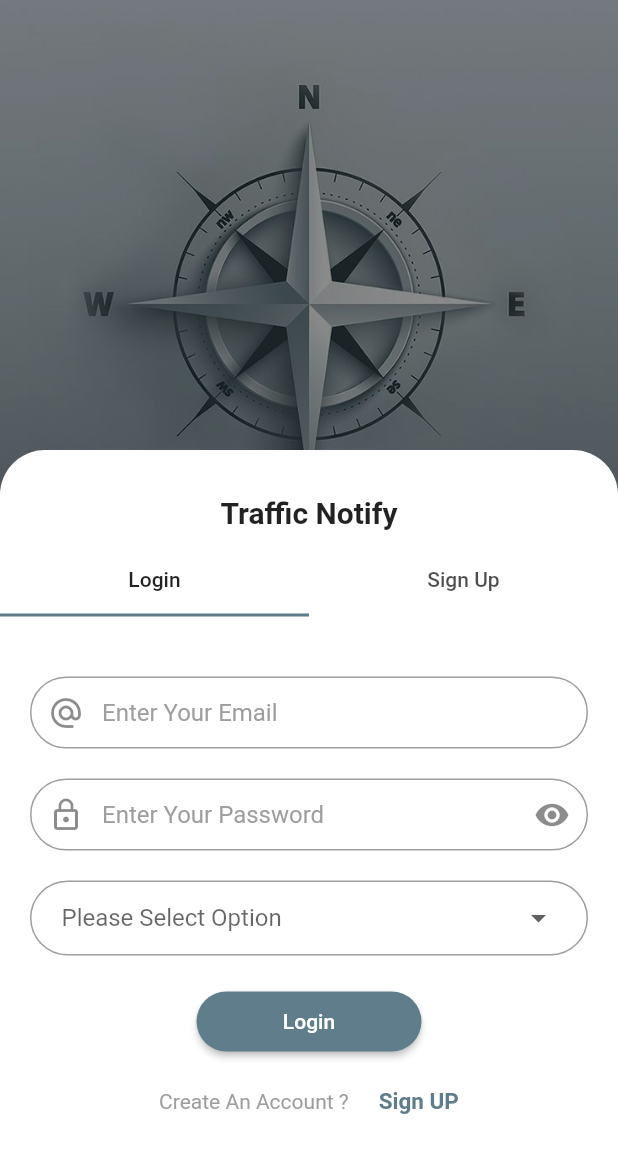
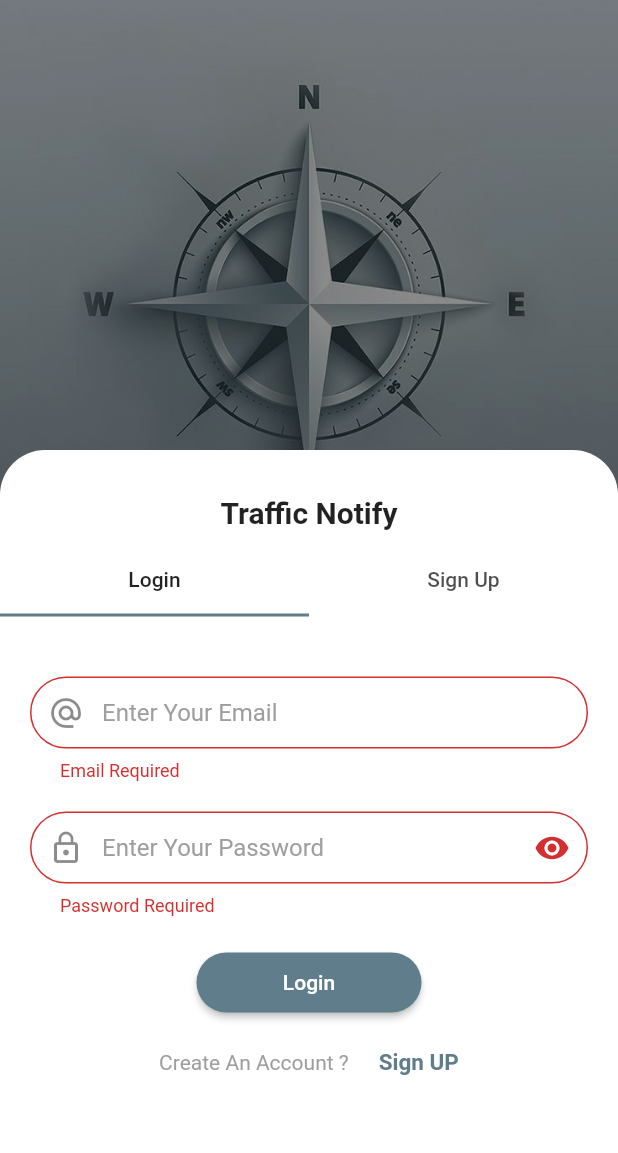
Before and after one commit to parin-droid/google_map, a Flutter app: the screen it shows after launch, after a tap on "Login", on a phone screen of 412 x 824 dp. Shown: the top 1153 px of the screen. Run offline on Flutter 3.47's test engine with Material 2 defaults, Android fonts, the phone set to English and light mode, and no system bars; our stand-ins replace dio, flutter_easyloading, fluttertoast, geolocator, google_maps_flutter, location; accounts and stored records are empty.

Commit message:
login completed

```diff
--- a/lib/main.dart
+++ b/lib/main.dart
@@ -1,4 +1,5 @@
 import 'package:flutter/material.dart';
+import 'package:flutter_easyloading/flutter_easyloading.dart';
 import 'package:google_map/providers/user_provider.dart';
 import 'package:google_map/screens/splash_screen.dart';
 import 'package:provider/provider.dart';
@@ -17,6 +18,7 @@ class MyApp extends StatelessWidget {
       providers: [ChangeNotifierProvider(create: (_) => User())],
       child: MaterialApp(
         title: 'Flutter Demo',
+        builder: EasyLoading.init(),
         theme: ThemeData(
           colorScheme: ColorScheme.fromSwatch(primarySwatch: Colors.blueGrey),
           primaryColor: Colors.white,
--- /dev/null
+++ b/lib/models/user_model.dart
@@ -0,0 +1,40 @@
+class UserModel {
+  int? id;
+  String? name;
+  String? email;
+  String? password;
+  String? type;
+  String? createdAt;
+  Null? updatedAt;
+
+  UserModel(
+      {this.id,
+      this.name,
+      this.email,
+      this.password,
+      this.type,
+      this.createdAt,
+      this.updatedAt});
+
+  UserModel.fromJson(Map<String, dynamic> json) {
+    id = json['id'];
+    name = json['name'];
+    email = json['email'];
+    password = json['password'];
+    type = json['type'];
+    createdAt = json['created_at'];
+    updatedAt = json['updated_at'];
+  }
+
+  Map<String, dynamic> toJson() {
+    final Map<String, dynamic> data = new Map<String, dynamic>();
+    data['id'] = this.id;
+    data['name'] = this.name;
+    data['email'] = this.email;
+    data['password'] = this.password;
+    data['type'] = this.type;
+    data['created_at'] = this.createdAt;
+    data['updated_at'] = this.updatedAt;
+    return data;
+  }
+}
--- a/lib/screens/login_screen.dart
+++ b/lib/screens/login_screen.dart
@@ -1,7 +1,10 @@
 import 'package:flutter/cupertino.dart';
 import 'package:flutter/material.dart';
 import 'package:fluttertoast/fluttertoast.dart';
+import 'package:google_map/models/user_model.dart';
 import 'package:google_map/providers/user_provider.dart';
+import 'package:google_map/screens/home_screen.dart';
+import 'package:google_map/screens/user_home_screen.dart';
 import 'package:provider/provider.dart';
 
 class LoginPage extends StatefulWidget {
@@ -17,7 +20,9 @@ class _LoginPageState extends State<LoginPage>
   List dropValue = ['User', 'Admin'];
   String? selectedValue;
   String? selectedValues;
+  UserModel? model;
   TabController? tabController;
+  GlobalKey<FormState> formKey = GlobalKey<FormState>();
 
   TextEditingController lEmail = TextEditingController();
   TextEditingController lPassword = TextEditingController();
@@ -66,6 +71,8 @@ class _LoginPageState extends State<LoginPage>
                     padding: EdgeInsets.only(
                       top: 30.0,
                     ),
+                    child: Form(
+                      key: formKey,
                       child: DefaultTabController(
                         length: 2,
                         child: Column(
@@ -105,6 +112,18 @@ class _LoginPageState extends State<LoginPage>
                                           height: 20,
                                         ),
                                         TextFormField(
+                                          controller: lEmail,
+                                          validator: (value) {
+                                            RegExp rex = RegExp(
+                                                r"^[a-zA-Z0-9.a-zA-Z0-9.!#$%&'*+-/=?^_`{|}~]+@[a-zA-Z0-9]+\.[a-zA-Z]+");
+                                            if (value!.isEmpty) {
+                                              return "Email Required";
+                                            } else if (!rex.hasMatch(value)) {
+                                              return "Enter Valid Email";
+                                            } else {
+                                              return null;
+                                            }
+                                          },
                                           decoration: InputDecoration(
                                               prefixIcon:
                                                   Icon(Icons.alternate_email),
@@ -115,12 +134,21 @@ class _LoginPageState extends State<LoginPage>
                                                   TextStyle(color: Colors.grey),
                                               border: OutlineInputBorder(
                                                   borderRadius:
-                                                    BorderRadius.circular(30))),
+                                                      BorderRadius.circular(
+                                                          30))),
                                         ),
                                         SizedBox(
                                           height: 20,
                                         ),
                                         TextFormField(
+                                          controller: lPassword,
+                                          validator: (val) {
+                                            if (val!.isEmpty) {
+                                              return "Password Required";
+                                            } else if (val.length < 6) {
+                                              return "Password more than 6 character";
+                                            } else {}
+                                          },
                                           obscureText:
                                               isVisible == true ? false : true,
                                           decoration: InputDecoration(
@@ -142,39 +170,8 @@ class _LoginPageState extends State<LoginPage>
                                                   TextStyle(color: Colors.grey),
                                               border: OutlineInputBorder(
                                                   borderRadius:
-                                                    BorderRadius.circular(30))),
-                                      ),
-                                      SizedBox(
-                                        height: 20,
-                                      ),
-                                      Container(
-                                        padding: EdgeInsets.only(
-                                            left: 20, right: 20),
-                                        width:
-                                            MediaQuery.of(context).size.width,
-                                        decoration: BoxDecoration(
-                                            border:
-                                                Border.all(color: Colors.grey),
-                                            borderRadius:
-                                                BorderRadius.circular(30)),
-                                        child: DropdownButtonHideUnderline(
-                                          child: DropdownButton(
-                                              hint:
-                                                  Text("Please Select Option"),
-                                              items: dropValue
-                                                  .map((e) => DropdownMenuItem(
-                                                        child: Text(e),
-                                                        value: e,
-                                                      ))
-                                                  .toList(),
-                                              value: selectedValue,
-                                              onChanged: (value) {
-                                                setState(() {
-                                                  selectedValue =
-                                                      value.toString();
-                                                });
-                                              }),
-                                        ),
+                                                      BorderRadius.circular(
+                                                          30))),
                                         ),
                                         SizedBox(
                                           height: 20,
@@ -186,7 +183,43 @@ class _LoginPageState extends State<LoginPage>
                                                     borderRadius:
                                                         BorderRadius.circular(
                                                             20))),
-                                          onPressed: () {},
+                                            onPressed: () async {
+                                              if (formKey.currentState!
+                                                  .validate()) {
+                                                final res =
+                                                    await sprovider.userLogin(
+                                                        email: lEmail.text,
+                                                        password:
+                                                            lPassword.text);
+                                                setState(() {
+                                                  model = res;
+                                                });
+                                                if (model!.type == "user") {
+                                                  Fluttertoast.showToast(
+                                                      msg:
+                                                          "Login user Successfully");
+                                                  await Navigator.push(
+                                                      context,
+                                                      MaterialPageRoute(
+                                                          builder: (context) =>
+                                                              UserHomeScreen()));
+                                                } else if (model!.type ==
+                                                    "admin") {
+                                                  Fluttertoast.showToast(
+                                                      msg:
+                                                          "Login Admin Successfully");
+                                                  await Navigator.pushReplacement(
+                                                      context,
+                                                      MaterialPageRoute(
+                                                          builder: (context) =>
+                                                              HomeScreen()));
+                                                } else {
+                                                  Fluttertoast.showToast(
+                                                      msg:
+                                                          "user does not exists");
+                                                }
+                                              }
+                                            },
                                             child: Text("Login")),
                                         SizedBox(
                                           height: 20,
@@ -238,7 +271,8 @@ class _LoginPageState extends State<LoginPage>
                                                   TextStyle(color: Colors.grey),
                                               border: OutlineInputBorder(
                                                   borderRadius:
-                                                    BorderRadius.circular(30))),
+                                                      BorderRadius.circular(
+                                                          30))),
                                         ),
                                         SizedBox(
                                           height: 20,
@@ -255,7 +289,8 @@ class _LoginPageState extends State<LoginPage>
                                                   TextStyle(color: Colors.grey),
                                               border: OutlineInputBorder(
                                                   borderRadius:
-                                                    BorderRadius.circular(30))),
+                                                      BorderRadius.circular(
+                                                          30))),
                                         ),
                                         SizedBox(
                                           height: 20,
@@ -283,7 +318,8 @@ class _LoginPageState extends State<LoginPage>
                                                   TextStyle(color: Colors.grey),
                                               border: OutlineInputBorder(
                                                   borderRadius:
-                                                    BorderRadius.circular(30))),
+                                                      BorderRadius.circular(
+                                                          30))),
                                         ),
                                         SizedBox(
                                           height: 20,
@@ -294,16 +330,17 @@ class _LoginPageState extends State<LoginPage>
                                           width:
                                               MediaQuery.of(context).size.width,
                                           decoration: BoxDecoration(
-                                            border:
-                                                Border.all(color: Colors.grey),
+                                              border: Border.all(
+                                                  color: Colors.grey),
                                               borderRadius:
                                                   BorderRadius.circular(30)),
                                           child: DropdownButtonHideUnderline(
                                             child: DropdownButton(
-                                              hint:
-                                                  Text("Please Select Option"),
+                                                hint: Text(
+                                                    "Please Select Option"),
                                                 items: dropValue
-                                                  .map((e) => DropdownMenuItem(
+                                                    .map(
+                                                        (e) => DropdownMenuItem(
                                                               child: Text(e),
                                                               value: e,
                                                             ))
@@ -332,6 +369,12 @@ class _LoginPageState extends State<LoginPage>
                                                         BorderRadius.circular(
                                                             20))),
                                             onPressed: () async {
+                                              print(sName.text);
+                                              print(sEmail.text);
+                                              print(sPassword.text);
+                                              print(selectedValues!
+                                                  .toLowerCase()
+                                                  .toString());
                                               final res =
                                                   await sprovider.createUser(
                                                       name: sName.text,
@@ -363,6 +406,7 @@ class _LoginPageState extends State<LoginPage>
                     ),
                   ),
                 ),
+              ),
             ],
           ),
         ),
--- a/pubspec.yaml
+++ b/pubspec.yaml
@@ -43,6 +43,7 @@ dependencies:
   uuid: ^3.0.6
   provider: ^6.0.3
   fluttertoast: ^8.0.9
+  flutter_easyloading: ^3.0.5
 
 dev_dependencies:
   flutter_test:
```
Also changed, not shown: lib/providers/user_provider.dart (+39 -1 lines), lib/screens/user_home_screen.dart (added, +45 -0 lines), lib/utils/utils.dart (+12 -1 lines), pubspec.lock. Lines whose indentation alone changed are shown as unchanged.
